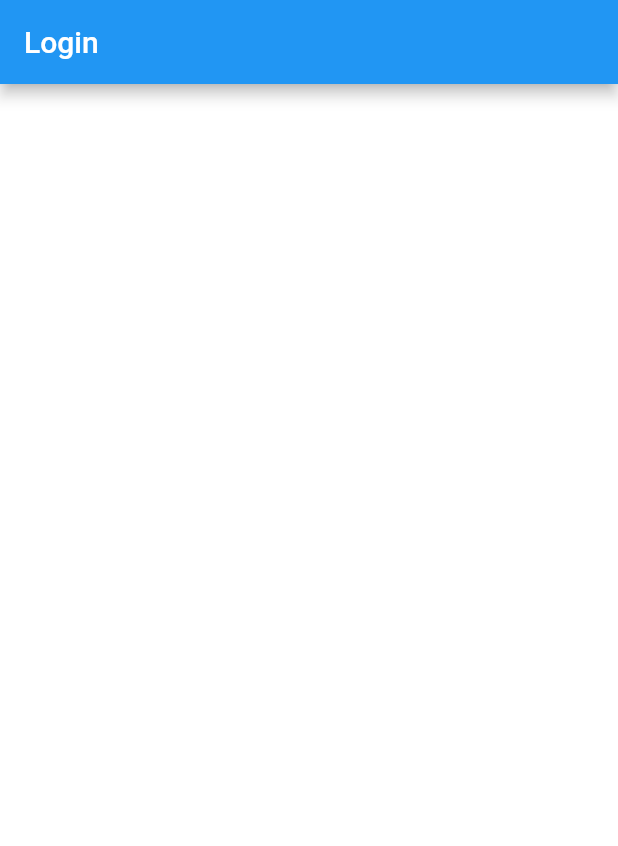
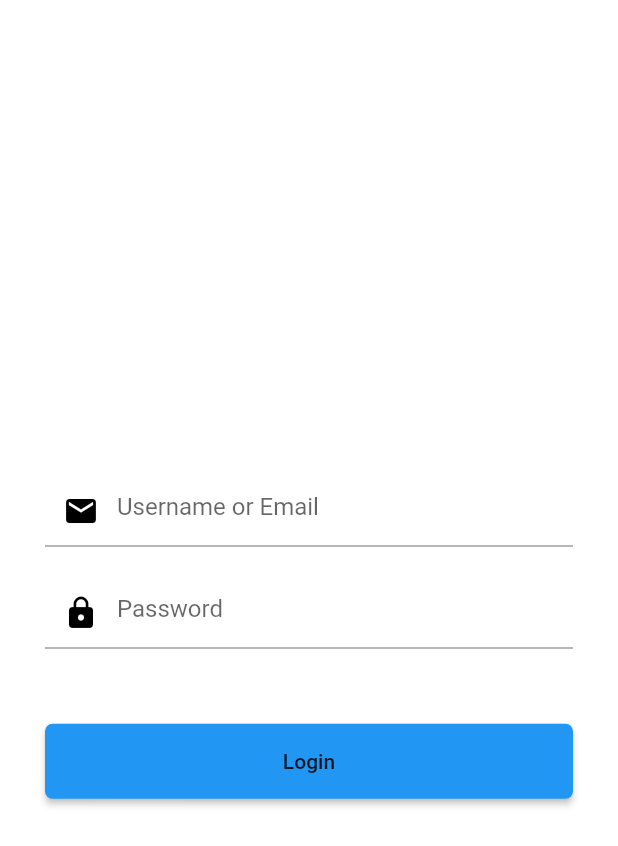
Before and after one commit to santhosh-1992/login_challenge, a Flutter app: the screen it shows after launch, on a phone screen of 412 x 824 dp. Shown: the top 846 px of the screen. Run offline on Flutter 3.47's test engine with Material 2 defaults, Android fonts, the phone set to English and light mode, and no system bars; our stand-ins replace get.

Commit message:
Adding Login Screen with Validation

```diff
--- a/lib/screens/login.dart
+++ b/lib/screens/login.dart
@@ -1,4 +1,7 @@
 import 'package:flutter/material.dart';
+import 'package:get/get.dart';
+import 'package:login_challenge/controllers/home_controller.dart';
+import 'package:login_challenge/utils/from_constant_widget.dart';
 
 class Login extends StatefulWidget {
   static String routeName = '/login_screen';
@@ -9,13 +12,61 @@ class Login extends StatefulWidget {
 }
 
 class _LoginState extends State<Login> {
+  final controller = Get.put(HomeController());
+  doLogin() => {controller.checkLogin()};
   @override
   Widget build(BuildContext context) {
     return Scaffold(
-      appBar: AppBar(
-        title: Text('Login'),
+      body: Container(
+        child: Padding(
+          padding: const EdgeInsets.all(30.0),
+          child: Form(
+            autovalidateMode: AutovalidateMode.onUserInteraction,
+            key: controller.loginFormKey,
+            child: Column(
+              mainAxisAlignment: MainAxisAlignment.center,
+              children: [
+                SizedBox(
+                  height: 25,
+                ),
+                TextFormField(
+                  controller: controller.emailController,
+                  onSaved: (value) {
+                    controller.email = value!;
+                  },
+                  validator: (value) {
+                    return controller.validateEmail(value!);
+                  },
+                  autofocus: false,
+                  keyboardType: TextInputType.emailAddress,
+                  decoration:
+                      formInputDecoration('Username or Email', Icons.email),
+                ),
+                SizedBox(
+                  height: 20,
+                ),
+                TextFormField(
+                  controller: controller.passwordController,
+                  onSaved: (value) {
+                    controller.password = value!;
+                  },
+                  validator: (value) {
+                    return controller.validatePassword(value!);
+                  },
+                  obscureText: true,
+                  keyboardType: TextInputType.visiblePassword,
+                  autofocus: false,
+                  decoration: formInputDecoration('Password', Icons.lock),
+                ),
+                SizedBox(
+                  height: 50,
+                ),
+                formButton('Login', doLogin)
+              ],
+            ),
+          ),
+        ),
       ),
-      body: Container(),
     );
   }
 }
--- /dev/null
+++ b/lib/utils/from_constant_widget.dart
@@ -0,0 +1,26 @@
+import 'package:flutter/material.dart';
+
+InputDecoration formInputDecoration(String hintText, IconData icon) {
+  return InputDecoration(
+      hintText: hintText,
+      errorMaxLines: 2,
+      prefixIcon: Icon(
+        icon,
+        color: Colors.black,
+      ),
+      border: UnderlineInputBorder(borderSide: BorderSide(color: Colors.grey)));
+}
+
+MaterialButton formButton(String title, Function() fun) {
+  return MaterialButton(
+    color: Colors.blue,
+    onPressed: fun,
+    child: Text(
+      title,
+      textAlign: TextAlign.center,
+    ),
+    height: 50,
+    minWidth: 500,
+    shape: RoundedRectangleBorder(borderRadius: BorderRadius.circular(5.0)),
+  );
+}
```
Also changed, not shown: lib/controllers/home_controller.dart (added, +62 -0 lines), pubspec.yaml (+1 -61 lines), 1 other file.
